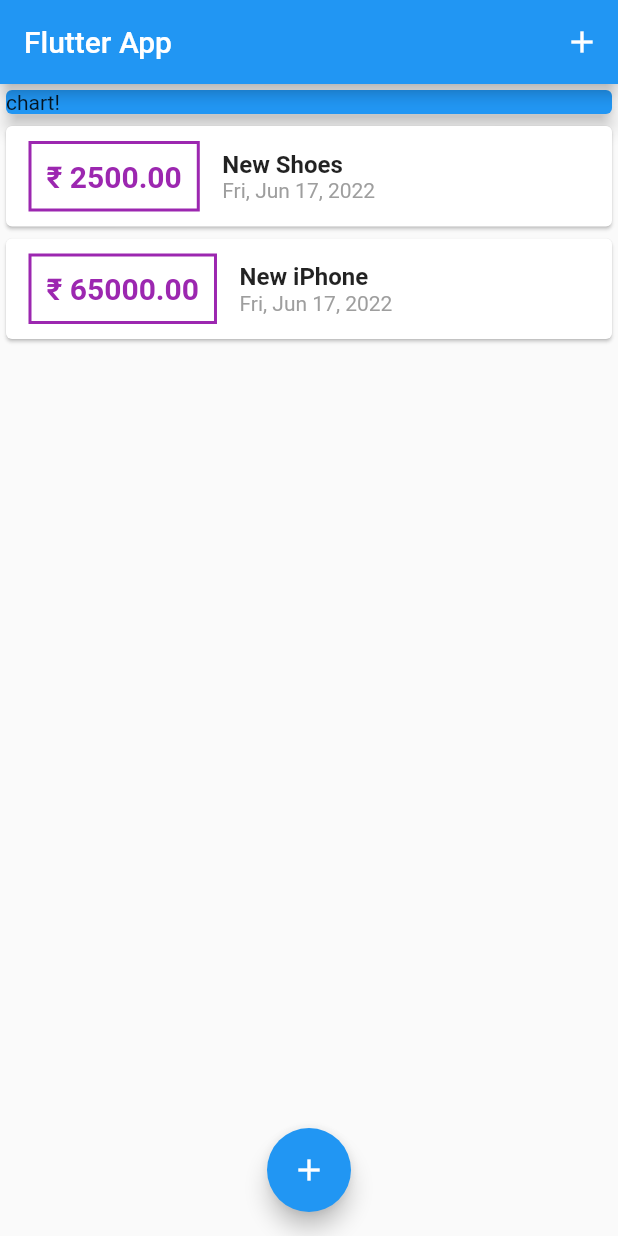
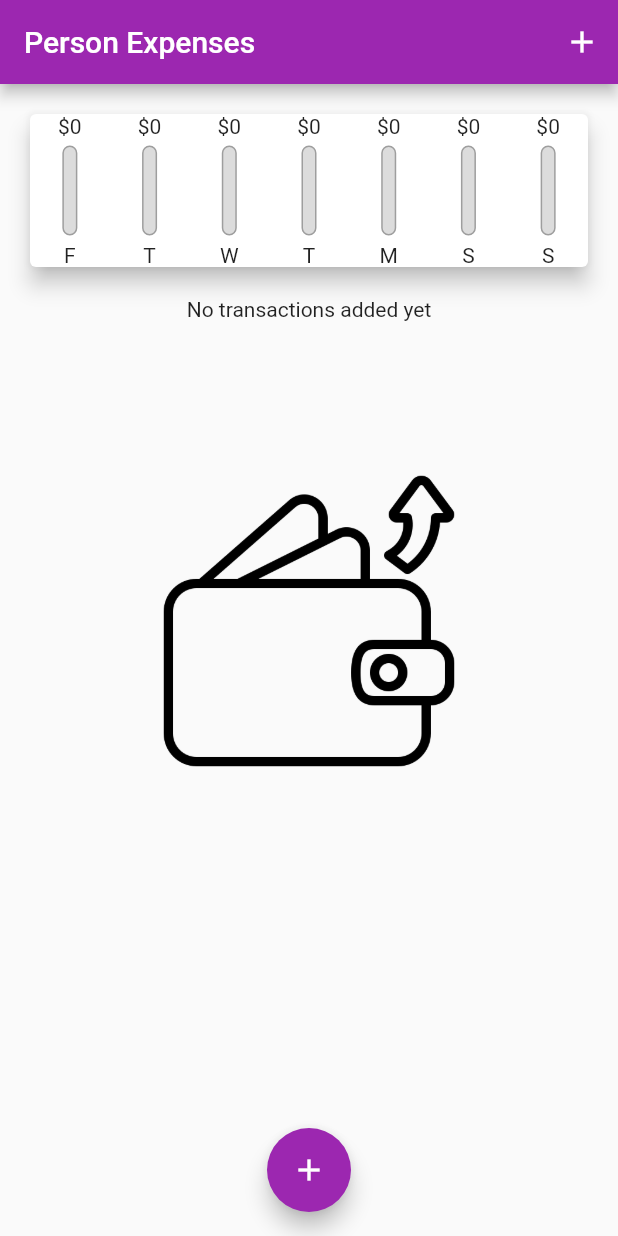
Before and after one commit to RV784/Expense-Manager, a Flutter app: the screen it shows after launch, on a phone screen of 412 x 824 dp. Run offline on Flutter 3.47's test engine with Material 2 defaults, Android fonts, the phone set to English and light mode, and no system bars.

Commit message:
Dynamic chart added

```diff
--- a/lib/main.dart
+++ b/lib/main.dart
@@ -4,6 +4,7 @@ import 'package:flutter/material.dart';
 import './models/transaction.dart';
 import './widgets/transactions_list.dart';
 import './widgets/new_transactions.dart';
+import './widgets/chart.dart';
 
 void main() {
   runApp(MyApp());
@@ -13,9 +14,9 @@ class MyApp extends StatelessWidget {
   @override
   Widget build(BuildContext context) {
     return MaterialApp(
-      title: 'Flutter Demo',
+      title: 'Personal Expenses',
       theme: ThemeData(
-        primarySwatch: Colors.blue,
+        primarySwatch: Colors.purple,
       ),
       home: MyHomePage(),
     );
@@ -31,11 +32,21 @@ class _MyHomePageState extends State<MyHomePage> {
   // late String titleInput;
 
   final List<Transaction> _userTransactions = [
-    Transaction(
-        id: 't1', amount: 2500, title: 'New Shoes', date: DateTime.now()),
-    Transaction(
-        id: 't2', amount: 65000, title: 'New iPhone', date: DateTime.now())
+    // Transaction(
+    //     id: 't1', amount: 2500, title: 'New Shoes', date: DateTime.now()),
+    // Transaction(
+    //     id: 't2', amount: 65000, title: 'New iPhone', date: DateTime.now())
   ];
+
+  List<Transaction> get _recentTransactions {
+    return _userTransactions.where((tx) {
+      return tx.date.isAfter(
+        DateTime.now().subtract(
+          Duration(days: 7),
+        ),
+      );
+    }).toList();
+  }
 
   void _addNewTransactions(String txtitle, double txamount) {
     final newTx = Transaction(
@@ -61,7 +72,7 @@ class _MyHomePageState extends State<MyHomePage> {
   Widget build(BuildContext context) {
     return Scaffold(
       appBar: AppBar(
-        title: Text('Flutter App'),
+        title: Text('Person Expenses'),
         actions: <Widget>[
           IconButton(
               onPressed: () => _startAddNewTransactions(context),
@@ -73,14 +84,7 @@ class _MyHomePageState extends State<MyHomePage> {
           // mainAxisAlignment: MainAxisAlignment.center,
           crossAxisAlignment: CrossAxisAlignment.stretch,
           children: <Widget>[
-            Card(
-              color: Colors.blue,
-              child: Container(
-                width: double.infinity,
-                child: Text('chart!'),
-              ),
-              elevation: 5,
-            ),
+            Chart(_recentTransactions),
             TransactionList(_userTransactions),
           ],
         ),
--- /dev/null
+++ b/lib/widgets/chart.dart
@@ -0,0 +1,63 @@
+import 'package:flutter/material.dart';
+import '../models/transaction.dart';
+import 'package:intl/intl.dart';
+import './chart_bar.dart';
+
+class Chart extends StatelessWidget {
+  final List<Transaction> recentTransactions;
+
+  Chart(this.recentTransactions);
+
+  List<Map<String, Object>> get groupedTransactionValues {
+    return List.generate(7, (index) {
+      final weekDay = DateTime.now().subtract(
+        Duration(days: index),
+      );
+
+      double totalSum = 0.0;
+
+      for (var i = 0; i < recentTransactions.length; i++) {
+        if (recentTransactions[i].date.day == weekDay.day &&
+            recentTransactions[i].date.month == weekDay.month &&
+            recentTransactions[i].date.year == weekDay.year) {
+          totalSum += recentTransactions[i].amount;
+        }
+      }
+
+      // print(DateFormat.E().format(weekDay));
+      // print(totalSum);
+      return {
+        'day': DateFormat.E().format(weekDay).substring(0, 1),
+        'amount': totalSum
+      };
+    });
+  }
+
+  double get totalSpending {
+    return groupedTransactionValues.fold(0.0, (sum, item) {
+      return sum + (item['amount'] as double);
+    });
+  }
+
+  @override
+  Widget build(BuildContext context) {
+    // print(groupedTransactionValues);
+    return Card(
+      elevation: 6,
+      margin: EdgeInsets.all(20),
+      child: Row(
+          mainAxisAlignment: MainAxisAlignment.spaceAround,
+          children: groupedTransactionValues.map((data) {
+            return Flexible(
+              fit: FlexFit.tight,
+              child: ChartBar(
+                  data['day'].toString(),
+                  (data['amount'] as double),
+                  totalSpending == 0.0
+                      ? 0.0
+                      : (data['amount'] as double) / totalSpending),
+            );
+          }).toList()),
+    );
+  }
+}
--- /dev/null
+++ b/lib/widgets/chart_bar.dart
@@ -0,0 +1,49 @@
+import 'package:flutter/material.dart';
+
+class ChartBar extends StatelessWidget {
+  final String label;
+  final double spendingAmount;
+  final double spendingPctOfTotal;
+
+  ChartBar(this.label, this.spendingAmount, this.spendingPctOfTotal);
+
+  @override
+  Widget build(BuildContext context) {
+    return Column(
+      children: <Widget>[
+        Text('\$${spendingAmount.toStringAsFixed(0)}'),
+        SizedBox(
+          height: 5,
+        ),
+        Container(
+          height: 60,
+          width: 10,
+          child: Stack(
+            children: <Widget>[
+              Container(
+                decoration: BoxDecoration(
+                  border: Border.all(color: Colors.grey, width: 1.0),
+                  color: Color.fromRGBO(220, 220, 220, 1),
+                  borderRadius: BorderRadius.circular(10),
+                ),
+              ),
+              FractionallySizedBox(
+                heightFactor: spendingPctOfTotal,
+                child: Container(
+                  decoration: BoxDecoration(
+                    color: Colors.purple,
+                    borderRadius: BorderRadius.circular(10),
+                  ),
+                ),
+              )
+            ],
+          ),
+        ),
+        SizedBox(
+          height: 5,
+        ),
+        Text(label)
+      ],
+    );
+  }
+}
--- a/lib/widgets/transactions_list.dart
+++ b/lib/widgets/transactions_list.dart
@@ -11,22 +11,40 @@ class TransactionList extends StatelessWidget {
   Widget build(BuildContext context) {
     return Container(
       height: 460,
-      child: ListView.builder(
+      child: transactions.isEmpty
+          ? Column(
+              children: <Widget>[
+                Text("No transactions added yet"),
+                SizedBox(
+                  height: 100,
+                ),
+                Container(
+                    height: 200,
+                    child: Image.asset(
+                      'assets/images/waiting.png',
+                      fit: BoxFit.cover,
+                    )),
+              ],
+            )
+          : ListView.builder(
               itemBuilder: (ctx, index) {
                 return Card(
                   child: Row(
                     children: <Widget>[
                       Container(
-                  margin: EdgeInsets.symmetric(vertical: 10, horizontal: 15),
+                        margin:
+                            EdgeInsets.symmetric(vertical: 10, horizontal: 15),
                         decoration: BoxDecoration(
-                      border: Border.all(color: Colors.purple, width: 2)),
+                            border: Border.all(
+                                color: Theme.of(context).primaryColorLight,
+                                width: 2)),
                         padding: EdgeInsets.all(10),
                         child: Text(
                           '\₹ ${transactions[index].amount.toStringAsFixed(2)}',
                           style: TextStyle(
                               fontWeight: FontWeight.bold,
                               fontSize: 20,
-                        color: Colors.purple),
+                              color: Theme.of(context).primaryColorDark),
                         ),
                       ),
                       Column(
@@ -34,11 +52,12 @@ class TransactionList extends StatelessWidget {
                         children: <Widget>[
                           Text(
                             transactions[index].title,
-                      style:
-                          TextStyle(fontSize: 16, fontWeight: FontWeight.bold),
+                            style: TextStyle(
+                                fontSize: 16, fontWeight: FontWeight.bold),
                           ),
                           Text(
-                      DateFormat.yMMMEd().format(transactions[index].date),
+                            DateFormat.yMMMEd()
+                                .format(transactions[index].date),
                             style: TextStyle(
                               color: Colors.grey,
                             ),
--- a/pubspec.yaml
+++ b/pubspec.yaml
@@ -59,8 +59,8 @@ flutter:
   uses-material-design: true
 
   # To add assets to your application, add an assets section, like this:
-  # assets:
-  #   - images/a_dot_burr.jpeg
+  assets:
+    - assets/images/waiting.png
   #   - images/a_dot_ham.jpeg
 
   # An image asset can refer to one or more resolution-specific "variants", see
```
Also changed, not shown: assets/images/waiting.png (added), 1 other file. Lines whose indentation alone changed are shown as unchanged.
